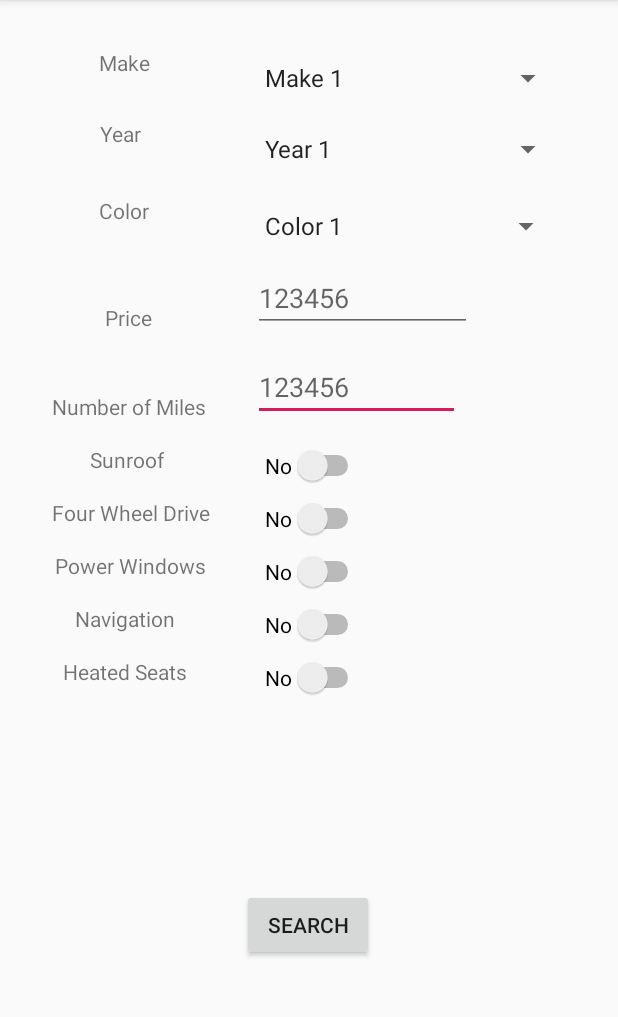
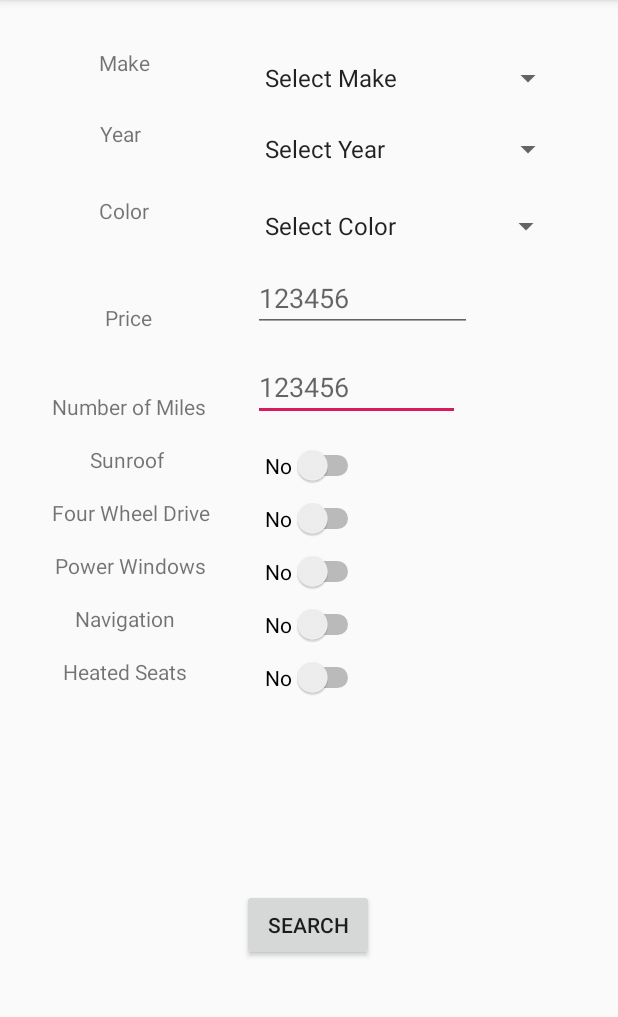
Before and after one commit to vanskater362/Dealership, an Android app: the screen it shows after launch (MainActivity), on a phone screen of 412 x 824 dp, the part 84-1101 px from its top. Run offline under Robolectric (Android 15) with nearby library versions, the phone set to English and light mode, and no system bars.

Commit message:
Hint Adapter for the spinner selectors

```diff
--- /dev/null
+++ b/app/src/main/java/com/cardealership/HintAdapter.java
@@ -0,0 +1,21 @@
+package com.cardealership;
+
+import android.content.Context;
+import android.widget.ArrayAdapter;
+
+import java.util.List;
+import java.util.Objects;
+
+public class HintAdapter extends ArrayAdapter<String> {
+
+    HintAdapter(Context theContext, List<String> objects, int theLayoutResId) {
+        super(theContext, theLayoutResId, objects);
+    }
+
+    @Override
+    public int getCount() {
+        // don't display last item. It is used as hint.
+        int count = super.getCount();
+        return count > 0 ? count - 1 : count;
+    }
+}
--- a/app/src/main/java/com/cardealership/MainActivity.java
+++ b/app/src/main/java/com/cardealership/MainActivity.java
@@ -12,6 +12,7 @@ import android.widget.TextView;
 
 import java.util.ArrayList;
 import java.util.List;
+import java.util.Objects;
 
 public class MainActivity extends AppCompatActivity {
 
@@ -29,16 +30,13 @@ public class MainActivity extends AppCompatActivity {
         fillColors(colorArray);
 
 
-        ArrayAdapter<String> makesAdapter = new ArrayAdapter<String>(
-                this, android.R.layout.simple_spinner_item, makesArray);
+        HintAdapter makesAdapter = new HintAdapter(this, makesArray, android.R.layout.simple_spinner_item);
         makesAdapter.setDropDownViewResource(android.R.layout.simple_spinner_dropdown_item);
 
-        ArrayAdapter<String> yearAdapter = new ArrayAdapter<String>(
-                this, android.R.layout.simple_spinner_item, yearArray);
+        HintAdapter yearAdapter = new HintAdapter(this, yearArray, android.R.layout.simple_spinner_item);
         yearAdapter.setDropDownViewResource(android.R.layout.simple_spinner_dropdown_item);
 
-        ArrayAdapter<String> colorAdapter = new ArrayAdapter<String>(
-                this, android.R.layout.simple_spinner_item, colorArray);
+        HintAdapter colorAdapter = new HintAdapter(this, colorArray, android.R.layout.simple_spinner_item);
         colorAdapter.setDropDownViewResource(android.R.layout.simple_spinner_dropdown_item);
 
         Spinner makeSpinner = (Spinner) findViewById(R.id.makeSpinner);
@@ -53,8 +51,11 @@ public class MainActivity extends AppCompatActivity {
         final Switch hotSeats = (Switch) findViewById(R.id.hotSwitch);
 
         makeSpinner.setAdapter(makesAdapter);
+        makeSpinner.setSelection(makesAdapter.getCount());
         yearSpinner.setAdapter(yearAdapter);
+        yearSpinner.setSelection(yearAdapter.getCount());
         colorSpinner.setAdapter(colorAdapter);
+        colorSpinner.setSelection(colorAdapter.getCount());
 
         sunroof.setOnCheckedChangeListener(new CompoundButton.OnCheckedChangeListener() {
             @Override
@@ -111,15 +112,18 @@ public class MainActivity extends AppCompatActivity {
     void fillMakes(List<String> makesArray) {
         makesArray.add("Make 1");
         makesArray.add("Make 2");
+        makesArray.add("Select Make");
     }
 
     void fillYears(List<String> yearArray) {
         yearArray.add("Year 1");
         yearArray.add("Year 2");
+        yearArray.add("Select Year");
     }
 
     void fillColors(List<String> colorArray){
         colorArray.add("Color 1");
         colorArray.add("Color 2");
+        colorArray.add("Select Color");
     }
 }
```
